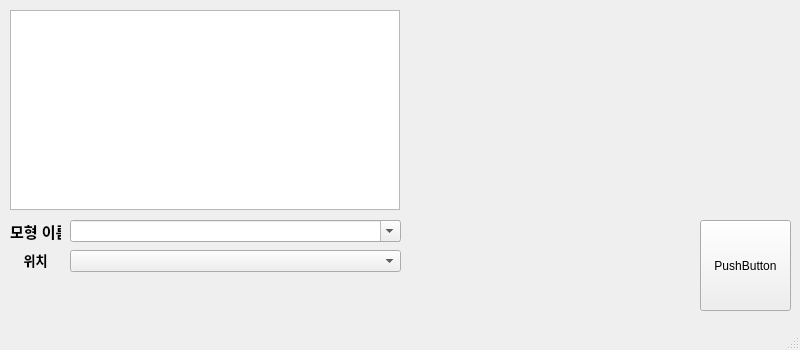
Positive-woo/local_patch_core, file pyqt/source/local_patchcore.ui: the form before one commit.
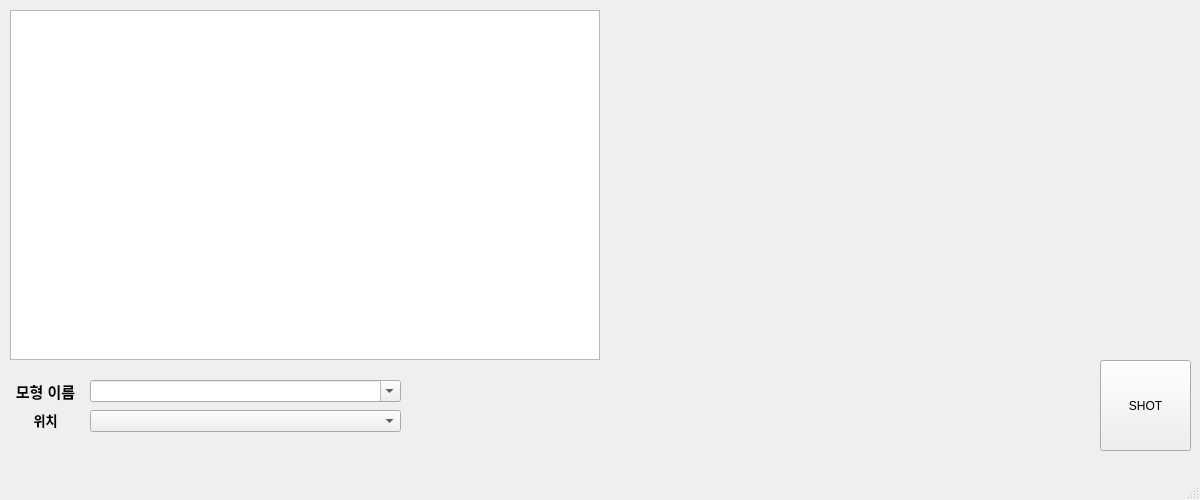
The form after the commit.

The edit to the form file:
```diff
--- a/pyqt/source/local_patchcore.ui
+++ b/pyqt/source/local_patchcore.ui
@@ -6,8 +6,8 @@
    <rect>
     <x>0</x>
     <y>0</y>
-    <width>800</width>
-    <height>350</height>
+    <width>1200</width>
+    <height>500</height>
    </rect>
   </property>
   <property name="windowTitle">
@@ -19,27 +19,27 @@
      <rect>
       <x>10</x>
       <y>10</y>
-      <width>390</width>
-      <height>200</height>
+      <width>590</width>
+      <height>350</height>
      </rect>
     </property>
    </widget>
    <widget class="QWidget" name="widget" native="true">
     <property name="geometry">
      <rect>
-      <x>400</x>
+      <x>600</x>
       <y>10</y>
-      <width>390</width>
-      <height>200</height>
+      <width>590</width>
+      <height>350</height>
      </rect>
     </property>
    </widget>
    <widget class="QComboBox" name="comboBox">
     <property name="geometry">
      <rect>
-      <x>70</x>
-      <y>220</y>
-      <width>331</width>
+      <x>90</x>
+      <y>380</y>
+      <width>311</width>
       <height>22</height>
      </rect>
     </property>
@@ -53,9 +53,9 @@
    <widget class="QComboBox" name="comboBox_2">
     <property name="geometry">
      <rect>
-      <x>70</x>
-      <y>250</y>
-      <width>331</width>
+      <x>90</x>
+      <y>410</y>
+      <width>311</width>
       <height>22</height>
      </rect>
     </property>
@@ -63,22 +63,22 @@
    <widget class="QPushButton" name="pushButton">
     <property name="geometry">
      <rect>
-      <x>700</x>
-      <y>220</y>
+      <x>1100</x>
+      <y>360</y>
       <width>91</width>
       <height>91</height>
      </rect>
     </property>
     <property name="text">
-     <string>PushButton</string>
+     <string>SHOT</string>
     </property>
    </widget>
    <widget class="QLabel" name="label">
     <property name="geometry">
      <rect>
       <x>10</x>
-      <y>220</y>
-      <width>51</width>
+      <y>380</y>
+      <width>71</width>
       <height>21</height>
      </rect>
     </property>
@@ -93,8 +93,8 @@
     <property name="geometry">
      <rect>
       <x>10</x>
-      <y>250</y>
-      <width>51</width>
+      <y>410</y>
+      <width>71</width>
       <height>21</height>
      </rect>
     </property>
```
Left out of the diff: 26 changed lines with no effect on the pictures.
